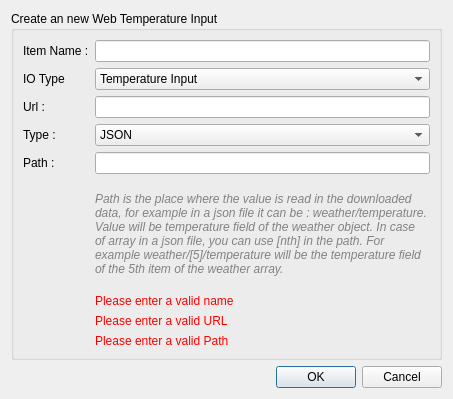
Before: the Qt Designer form data/DialogNewWebIO.ui in calaos/calaos_installer, drawn with Qt 5.
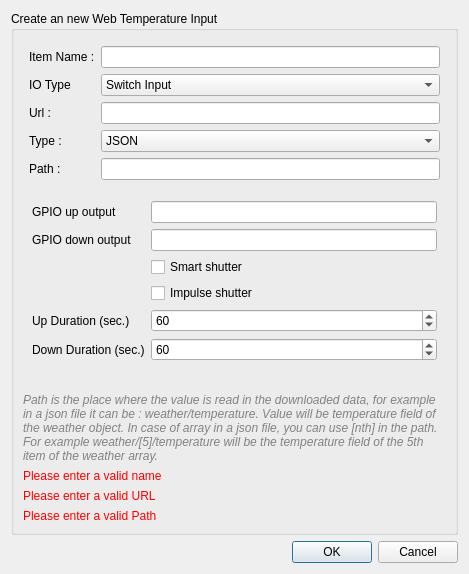
After: the same form once the commit is applied. The open tabs and pages were chosen to show the change.

What changed in the file:
```diff
--- a/data/DialogNewWebIO.ui
+++ b/data/DialogNewWebIO.ui
@@ -6,8 +6,8 @@
    <rect>
     <x>0</x>
     <y>0</y>
-    <width>453</width>
-    <height>399</height>
+    <width>469</width>
+    <height>574</height>
    </rect>
   </property>
   <property name="windowTitle">
@@ -19,34 +19,105 @@
      <property name="title">
       <string>Create an new Web Temperature Input</string>
      </property>
-     <layout class="QFormLayout" name="formLayout">
-      <property name="fieldGrowthPolicy">
-       <enum>QFormLayout::AllNonFixedFieldsGrow</enum>
-      </property>
-      <item row="1" column="0">
+     <layout class="QVBoxLayout" name="verticalLayout_3">
+      <item>
+       <layout class="QFormLayout" name="formLayout_4">
+        <property name="leftMargin">
+         <number>6</number>
+        </property>
+        <property name="topMargin">
+         <number>6</number>
+        </property>
+        <property name="rightMargin">
+         <number>6</number>
+        </property>
+        <property name="bottomMargin">
+         <number>6</number>
+        </property>
+        <item row="0" column="0">
        <widget class="QLabel" name="label_3">
         <property name="text">
          <string>Item Name :</string>
         </property>
        </widget>
       </item>
-      <item row="1" column="1">
+        <item row="0" column="1">
        <widget class="QLineEdit" name="edit_name"/>
       </item>
-      <item row="4" column="0">
+        <item row="1" column="0">
+         <widget class="QLabel" name="label_6">
+          <property name="text">
+           <string>IO Type</string>
+          </property>
+         </widget>
+        </item>
+        <item row="1" column="1">
+         <widget class="QComboBox" name="io_type">
+          <item>
+           <property name="text">
+            <string>Switch Input</string>
+           </property>
+          </item>
+          <item>
+           <property name="text">
+            <string>Light</string>
+           </property>
+          </item>
+          <item>
+           <property name="text">
+            <string>Light RGB</string>
+           </property>
+          </item>
+          <item>
+           <property name="text">
+            <string>Shutter</string>
+           </property>
+          </item>
+          <item>
+           <property name="text">
+            <string>Temperature Sensor</string>
+           </property>
+          </item>
+          <item>
+           <property name="text">
+            <string>Analog Value Input</string>
+           </property>
+          </item>
+          <item>
+           <property name="text">
+            <string>Analog Value Output</string>
+           </property>
+          </item>
+          <item>
+           <property name="text">
+            <string>String Input</string>
+           </property>
+          </item>
+          <item>
+           <property name="text">
+            <string>String Output</string>
+           </property>
+          </item>
+         </widget>
+        </item>
+        <item row="2" column="0">
        <widget class="QLabel" name="label">
         <property name="text">
          <string>Url :</string>
         </property>
        </widget>
       </item>
-      <item row="4" column="1">
+        <item row="2" column="1">
        <widget class="QLineEdit" name="edit_url"/>
       </item>
-      <item row="6" column="1">
-       <widget class="QLineEdit" name="edit_path"/>
-      </item>
-      <item row="5" column="1">
+        <item row="3" column="0">
+         <widget class="QLabel" name="label_2">
+          <property name="text">
+           <string>Type :</string>
+          </property>
+         </widget>
+        </item>
+        <item row="3" column="1">
        <widget class="QComboBox" name="data_type">
         <item>
          <property name="text">
@@ -65,21 +136,109 @@
         </item>
        </widget>
       </item>
-      <item row="5" column="0">
-       <widget class="QLabel" name="label_2">
-        <property name="text">
-         <string>Type :</string>
-        </property>
-       </widget>
-      </item>
-      <item row="6" column="0">
+        <item row="4" column="0">
        <widget class="QLabel" name="label_4">
         <property name="text">
          <string>Path :</string>
         </property>
        </widget>
       </item>
-      <item row="7" column="1">
+        <item row="4" column="1">
+         <widget class="QLineEdit" name="edit_path"/>
+        </item>
+       </layout>
+      </item>
+      <item>
+       <widget class="QStackedWidget" name="additionnal_params">
+        <property name="currentIndex">
+         <number>0</number>
+        </property>
+        <widget class="QWidget" name="stackedWidgetPage2" native="true"/>
+        <widget class="QWidget" name="stackedWidgetPage1" native="true">
+         <layout class="QFormLayout" name="formLayout">
+          <property name="fieldGrowthPolicy">
+           <enum>QFormLayout::AllNonFixedFieldsGrow</enum>
+          </property>
+          <item row="0" column="0">
+           <widget class="QLabel" name="label_11">
+            <property name="text">
+             <string>GPIO up output</string>
+            </property>
+           </widget>
+          </item>
+          <item row="0" column="1">
+           <widget class="QLineEdit" name="edit_gpio_up_2"/>
+          </item>
+          <item row="1" column="0">
+           <widget class="QLabel" name="label_12">
+            <property name="text">
+             <string>GPIO down output</string>
+            </property>
+           </widget>
+          </item>
+          <item row="1" column="1">
+           <widget class="QLineEdit" name="edit_gpio_down_2"/>
+          </item>
+          <item row="2" column="1">
+           <widget class="QCheckBox" name="check_smart_2">
+            <property name="text">
+             <string>Smart shutter</string>
+            </property>
+           </widget>
+          </item>
+          <item row="3" column="1">
+           <widget class="QCheckBox" name="check_impulse_2">
+            <property name="text">
+             <string>Impulse shutter</string>
+            </property>
+           </widget>
+          </item>
+          <item row="4" column="0">
+           <widget class="QLabel" name="label_time_up_2">
+            <property name="text">
+             <string>Up Duration (sec.)</string>
+            </property>
+           </widget>
+          </item>
+          <item row="4" column="1">
+           <widget class="QSpinBox" name="spin_time_up_2">
+            <property name="value">
+             <number>60</number>
+            </property>
+           </widget>
+          </item>
+          <item row="5" column="0">
+           <widget class="QLabel" name="label_time_down_2">
+            <property name="text">
+             <string>Down Duration (sec.)</string>
+            </property>
+           </widget>
+          </item>
+          <item row="5" column="1">
+           <widget class="QSpinBox" name="spin_time_down_2">
+            <property name="value">
+             <number>60</number>
+            </property>
+           </widget>
+          </item>
+         </layout>
+         <zorder>groupBox_3</zorder>
+         <zorder>groupBox_3</zorder>
+         <zorder>groupBox_3</zorder>
+         <zorder>edit_gpio_up_2</zorder>
+         <zorder>label_11</zorder>
+         <zorder>edit_gpio_down_2</zorder>
+         <zorder>label_12</zorder>
+         <zorder>check_smart_2</zorder>
+         <zorder>check_impulse_2</zorder>
+         <zorder>spin_time_up_2</zorder>
+         <zorder>label_time_up_2</zorder>
+         <zorder>spin_time_down_2</zorder>
+         <zorder>label_time_down_2</zorder>
+        </widget>
+       </widget>
+      </item>
+      <item>
        <widget class="QLabel" name="label_5">
         <property name="text">
          <string>&lt;html&gt;&lt;head/&gt;&lt;body&gt;&lt;p&gt;&lt;span style=&quot; font-style:italic; color:#828282;&quot;&gt;Path is the place where the value is read in the downloaded data, for example in a json file it can be : weather/temperature. Value will be temperature field of the weather object. In case of array in a json file, you can use [nth] in the path. For example weather/[5]/temperature will be the temperature field of the 5th item of the weather array.&lt;/span&gt;&lt;/p&gt;&lt;/body&gt;&lt;/html&gt;</string>
@@ -89,58 +248,27 @@
         </property>
        </widget>
       </item>
-      <item row="8" column="1">
+      <item>
        <widget class="QLabel" name="label_error_empty">
         <property name="text">
          <string>&lt;html&gt;&lt;head/&gt;&lt;body&gt;&lt;p&gt;&lt;span style=&quot; color:#ff0000;&quot;&gt;Please enter a valid name&lt;/span&gt;&lt;/p&gt;&lt;/body&gt;&lt;/html&gt;</string>
         </property>
        </widget>
       </item>
-      <item row="9" column="1">
+      <item>
        <widget class="QLabel" name="label_error_url_empty">
         <property name="text">
          <string>&lt;html&gt;&lt;head/&gt;&lt;body&gt;&lt;p&gt;&lt;span style=&quot; color:#ff0000;&quot;&gt;Please enter a valid URL&lt;/span&gt;&lt;/p&gt;&lt;/body&gt;&lt;/html&gt;</string>
         </property>
        </widget>
       </item>
-      <item row="10" column="1">
+      <item>
        <widget class="QLabel" name="label_error_path_empty">
         <property name="text">
          <string>&lt;html&gt;&lt;head/&gt;&lt;body&gt;&lt;p&gt;&lt;span style=&quot; color:#ff0000;&quot;&gt;Please enter a valid Path&lt;/span&gt;&lt;/p&gt;&lt;/body&gt;&lt;/html&gt;</string>
         </property>
        </widget>
       </item>
-      <item row="2" column="1">
-       <widget class="QComboBox" name="io_type">
-        <item>
-         <property name="text">
-          <string>Temperature Input</string>
-         </property>
-        </item>
-        <item>
-         <property name="text">
-          <string>Analog Value Input</string>
-         </property>
-        </item>
-        <item>
-         <property name="text">
-          <string>String Input</string>
-         </property>
-        </item>
-        <item>
-         <property name="text">
-          <string>String Output</string>
-         </property>
-        </item>
-       </widget>
-      </item>
-      <item row="2" column="0">
-       <widget class="QLabel" name="label_6">
-        <property name="text">
-         <string>IO Type</string>
-        </property>
-       </widget>
-      </item>
      </layout>
     </widget>
    </item>
```
Left out of the diff: 8 changed lines with no effect on the pictures. Lines whose indentation alone changed are shown as unchanged.
